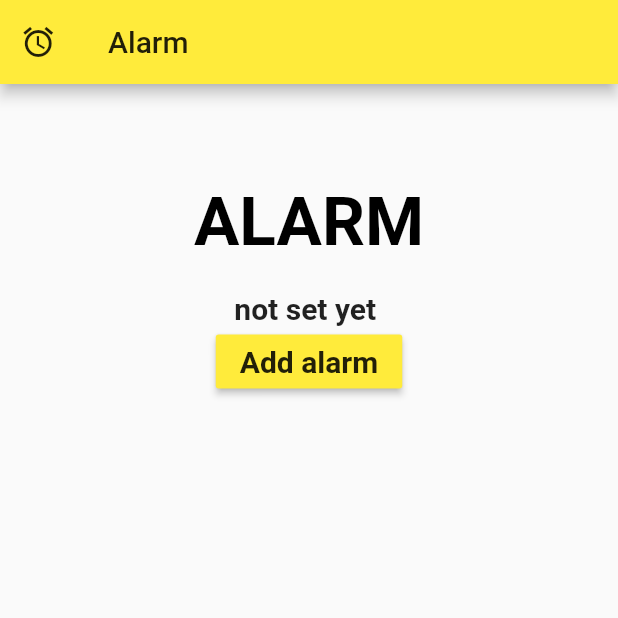
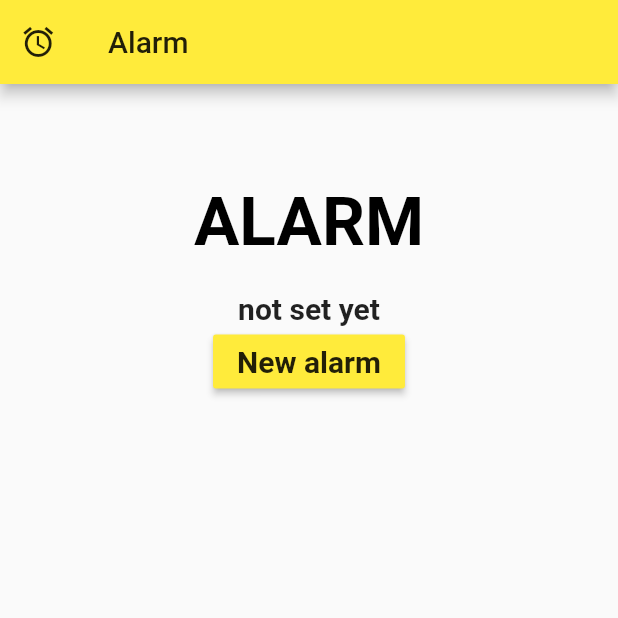
Before and after one commit to UsioZero/Alarm, a Flutter app: the screen it shows after launch, on a phone screen of 412 x 824 dp, the top half of it. Run offline on Flutter 3.47's test engine with Material 2 defaults, Android fonts, the phone set to English and light mode, and no system bars; our stand-ins replace flutter_local_notifications.

```diff
--- a/lib/main.dart
+++ b/lib/main.dart
@@ -1,5 +1,7 @@
+// LIBRARIES
 import 'package:flutter/material.dart';
-import 'package:allarm/screens/alarm.dart';
+// COMPONENTS
+import 'package:alarm/screens/alarms/alarms.dart';
 
 void main() => runApp(MyApp());
 
@@ -13,7 +15,7 @@ class MyApp extends StatelessWidget {
           primarySwatch: Colors.yellow,
           textTheme: TextTheme(bodyText1: TextStyle(color: Colors.white))
         ),
-      home: Alarm(),
+      home: AlarmsScreen(),
     );  }
 
 }
--- /dev/null
+++ b/lib/notifications/notifications.dart
@@ -0,0 +1,38 @@
+import 'package:flutter_local_notifications/flutter_local_notifications.dart';
+
+class SimpleNotification {
+  static const AndroidNotificationDetails _androidDetails =
+      AndroidNotificationDetails(
+          'channel id', 'channel name', 'channel description',
+          importance: Importance.Max,
+          priority: Priority.High,
+          ticker: 'test ticker');
+  static const IOSNotificationDetails _iosDetails = IOSNotificationDetails();
+  static const NotificationDetails _notificationDetails =
+      NotificationDetails(_androidDetails, _iosDetails);
+
+  FlutterLocalNotificationsPlugin _flutterLocalNotificationsPlugin;
+
+  SimpleNotification(androidCallback, iosCallback) {
+    var initSetAndroid = new AndroidInitializationSettings('hourglasses');
+    var initSetIos = new IOSInitializationSettings(
+        onDidReceiveLocalNotification: iosCallback);
+    var initSet = new InitializationSettings(initSetAndroid, initSetIos);
+
+    _flutterLocalNotificationsPlugin = new FlutterLocalNotificationsPlugin();
+
+    _flutterLocalNotificationsPlugin.initialize(initSet,
+        onSelectNotification: androidCallback);
+  }
+
+  void notify(DateTime dayTime) {
+    _flutterLocalNotificationsPlugin.schedule(
+        0,
+        "Time is over",
+        "It's adventure time",
+        dayTime,
+        //  Day(dayTime.weekday),
+        // Time(dayTime.hour, dayTime.minute),
+         _notificationDetails);
+  }
+}
--- a/lib/screens/alarm.dart
+++ /dev/null
@@ -1,226 +0,0 @@
-import 'package:flutter/cupertino.dart';
-import 'package:flutter/material.dart';
-import 'package:flutter_local_notifications/flutter_local_notifications.dart';
-import 'package:intl/intl.dart';
-import 'dart:async';
-import 'second_route.dart';
-import 'package:allarm/show_notify.dart';
-
-class Alarm extends StatefulWidget {
-
-  Widget build(BuildContext context) {
-    return  MaterialApp(
-      title: 'Alarm',
-      theme: ThemeData(
-        primarySwatch: Colors.yellow,
-        textTheme: TextTheme(bodyText1: TextStyle(color: Colors.white))
-      ),
-    );
-  }
-
-  @override
-  _AlarmState createState() => _AlarmState();
-}
-
-class _AlarmState extends State<Alarm> {
-
-  ShowNotify showNotifyElement = ShowNotify();
-  DateTime _dateTime;
-  TimeOfDay _timeOfDay;
-  int _timerTime = 10;
-  var initSetAndroid;
-  var initSetIos;
-  var initSet;
-
-  void _buttonPressed(){
-    _dateTimeSet(context);
-
-      // _timerTime =
-      // (int.parse(_timeInput[7])) + (int.parse(_timeInput[6]))*10 +
-      // 60*((int.parse(_timeInput[4])) + (int.parse(_timeInput[3]))*10) +
-      // 3600*((int.parse(_timeInput[1])) + (int.parse(_timeInput[0]))*10);
-      // showNotifyElement.showNotify(_timerTime);
-  }
-
-  Future<Null> _dateTimeSet(BuildContext context) async{
-   await showDatePicker(
-      context: context,
-      initialDate: DateTime.now(),
-      firstDate: DateTime(2019),
-      lastDate: DateTime(2100)
-    ).then((value) {
-      setState(() {
-        _dateTime = value;
-      });
-    });
-    await showTimePicker(
-      context: context,
-      initialTime: TimeOfDay.now()
-    ).then((value) {
-      setState(() {
-        _timeOfDay = value;
-      });
-    });
-  }
-
-  @override
-  void initState() {
-    super.initState();
-    initSetAndroid =
-        new AndroidInitializationSettings('hourglasses');
-    initSetIos =
-        new IOSInitializationSettings(
-          onDidReceiveLocalNotification: onDidReceiveLocalNotification
-        );
-    initSet = new InitializationSettings(initSetAndroid, initSetIos);
-    showNotifyElement.flutterLocalNotificationsPlugin.initialize(
-      initSet,
-      onSelectNotification: onSelectNotification
-    );
-  }
-
-  Future onSelectNotification(String payload) async{
-    await Navigator.push(
-      context,
-      new MaterialPageRoute(builder: (context)=> new SecondRoute())
-    );
-  }
-
-  Future onDidReceiveLocalNotification(
-    int id, String title, String body, String payload
-  ) async{
-    await showDialog(
-      context: context,
-      builder: (BuildContext context) => CupertinoAlertDialog(
-          title: Text(title),
-          content: Text(body),
-          actions: <Widget>[
-            CupertinoDialogAction(
-              isDefaultAction: true,
-              child: Text('Ok'),
-              onPressed: () async{
-                  Navigator.of(context, rootNavigator: true).pop();
-                  await Navigator.push(context,
-                    MaterialPageRoute(
-                      builder: (context) => SecondRoute()
-                    )
-                  );
-              },
-            )
-          ]
-      )
-    );
-  }
-
-  @override
-  Widget build(BuildContext context) {
-
-    Widget button(){
-      return RaisedButton(
-        splashColor: Theme.of(context).primaryColor,
-        highlightColor: Theme.of(context).primaryColor,
-        color: Colors.yellow,
-        onPressed: _buttonPressed,
-        child: Text(
-          'Add alarm',
-          style: TextStyle(
-            fontWeight: FontWeight.bold,
-            fontSize: 20,
-          ),
-        ),
-      );
-    }
-
-    Widget _logo(){
-      return  Padding(
-        padding: EdgeInsets.only(top: 65),
-       child: Container(
-          child: Align(
-            child: Text(
-              'ALARM',
-              style: TextStyle(fontSize: 45, fontWeight: FontWeight.bold, color: Colors.black),
-              )
-          )
-        )
-      );
-    }
-
-    // Widget _input(Icon icon, String hint, TextEditingController controller){
-    //   return Container(
-    //     padding: EdgeInsets.only(left: 20, right: 20),
-    //     child: TextField(
-    //       controller: controller,
-    //       style: TextStyle(
-    //         fontSize: 20,
-    //         color: Colors.black,
-    //       ),
-    //       decoration: InputDecoration(
-    //         hintStyle: TextStyle(
-    //           fontSize: 20,
-    //           fontWeight: FontWeight.bold,
-    //           color: Colors.black38
-    //         ),
-    //         hintText: hint,
-    //         focusedBorder: OutlineInputBorder(
-    //           borderSide: BorderSide(color: Colors.black, width: 3)
-    //         ),
-    //         enabledBorder: OutlineInputBorder(
-    //           borderSide: BorderSide(color: Colors.black54, width: 1)
-    //         ),
-    //         prefixIcon: Padding(
-    //           padding: EdgeInsets.only(left: 10, right: 10),
-    //           child: IconTheme(
-    //             data: IconThemeData(color: Colors.blue),
-    //             child: icon,
-    //           ),
-    //         )
-    //       ),
-    //     ),
-    //   );
-    // }
-
-    Widget _dateTimeSet(){
-      return Container(
-        child: Column(
-          children: <Widget>[
-            Padding(
-              padding: EdgeInsets.only(bottom : 0, top:20),
-              child:  Text(
-                _timeOfDay == null? 'not set yet '
-                : (DateFormat("dd-MM-yyyy").format(_dateTime)
-                + " "
-                + _timeOfDay.toString().substring(10,15)).toString(),
-                style: TextStyle(
-                  fontSize: 20,
-                  fontWeight: FontWeight.bold,
-                ),
-              ),
-            ),
-          ],
-        ),
-      );
-    }
-
-
-    return Scaffold(
-      appBar: AppBar(
-        title: Text('Alarm'),
-        leading: Container(
-          child: Icon(Icons.alarm, color: Colors.black87),
-          padding: EdgeInsets.only(right: 5),
-          ),
-      ),
-      body:  Column(
-          children: <Widget>[
-            _logo(),
-            _dateTimeSet(),
-            button()
-          ]
-        )
-      // floatingActionButton: FloatingActionButton(
-      //   onPressed: _showNotificaton,
-      //   child: Icon(Icons.alarm_on),
-      // ),
-    );
-  }
-}
--- /dev/null
+++ b/lib/screens/alarms/alarms.dart
@@ -0,0 +1,175 @@
+// LIBRARIES
+import 'package:flutter/cupertino.dart';
+import 'package:flutter/material.dart';
+import 'package:intl/intl.dart';
+import 'dart:async';
+
+// COMPONENTS
+import 'package:alarm/notifications/notifications.dart';
+import 'package:alarm/screens/alarms/alarm_alert.dart';
+
+class AlarmsScreen extends StatefulWidget {
+  @override
+  AlarmsScreenState createState() => AlarmsScreenState();
+}
+
+class AlarmsScreenState extends State<AlarmsScreen> {
+  List simpleNotifications = List();
+
+  DateTime _dateTime;
+  DateTime selectedTime;
+  DateTime selectedTime2;
+  TimeOfDay _timeOfDay;
+  String _timerTimeString = 'not set yet';
+
+  AlarmsScreenState() {
+    simpleNotifications.add(SimpleNotification(
+        _onAndroidSelectNotification, _onIOSSelectNotification) );
+    simpleNotifications.add(SimpleNotification(
+        _onAndroidSelectNotification, _onIOSSelectNotification) );
+        print(simpleNotifications.length);
+  }
+
+  void _buttonPressed() {
+    _dateSet(context).then((value) {
+        _timeSet(context).then((value) {
+            _waitTimeFuture(context);
+        });
+    });
+  }
+
+  Future _waitTimeFuture(BuildContext context) async {
+    setState(() {
+       selectedTime = DateTime(_dateTime.year, _dateTime.month,
+          _dateTime.day, _timeOfDay.hour, _timeOfDay.minute);
+      selectedTime2 = DateTime(_dateTime.year, _dateTime.month,
+          _dateTime.day, _timeOfDay.hour, _timeOfDay.minute, 5);
+      _timerTimeString = DateFormat('dd MMMM yyyy HH:mm').format(selectedTime);
+    });
+
+    simpleNotifications[0].notify(selectedTime);
+     simpleNotifications[1].notify(selectedTime2);
+  }
+
+  Future<Null> _dateSet(BuildContext context) async {
+    await showDatePicker(
+            context: context,
+            initialDate: DateTime.now(),
+            firstDate: DateTime(2019),
+            lastDate: DateTime(2100))
+        .then((value) {
+      setState(() {
+        _dateTime = value;
+      });
+    });
+  }
+
+  Future<Null> _timeSet(BuildContext context) async{
+    await showTimePicker(context: context, initialTime: TimeOfDay.now())
+        .then((value) {
+      setState(() {
+        _timeOfDay = value;
+      });
+    });
+  }
+
+  // Notification handling
+
+  Future<dynamic> _onAndroidSelectNotification(String payload) async {
+    await Navigator.push(context,
+        new MaterialPageRoute(builder: (context) => new AlarmAlertScreen()));
+  }
+
+  Future _onIOSSelectNotification(
+      int id, String title, String body, String payload) async {
+    // display a dialog with the notification details, tap ok to go to another page
+    showDialog(
+      context: context,
+      builder: (BuildContext context) => CupertinoAlertDialog(
+        title: Text(title),
+        content: Text(body),
+        actions: [
+          CupertinoDialogAction(
+            isDefaultAction: true,
+            child: Text('Ok'),
+            onPressed: () async {
+              Navigator.of(context, rootNavigator: true).pop();
+              await Navigator.push(
+                context,
+                MaterialPageRoute(
+                  builder: (context) => AlarmAlertScreen(),
+                ),
+              );
+            },
+          )
+        ],
+      ),
+    );
+  }
+
+  // widgets
+
+  Widget _renderButton(BuildContext context) {
+    return RaisedButton(
+      splashColor: Theme.of(context).primaryColor,
+      highlightColor: Theme.of(context).primaryColor,
+      color: Colors.yellow,
+      onPressed: _buttonPressed,
+      child: Text(
+        'New alarm',
+        style: TextStyle(
+          fontWeight: FontWeight.bold,
+          fontSize: 20,
+        ),
+      ),
+    );
+  }
+
+  Widget _renderLogo(BuildContext context) {
+    return Padding(
+        padding: EdgeInsets.only(top: 65),
+        child: Container(
+            child: Align(
+                child: Text(
+          'ALARM',
+          style: TextStyle(
+              fontSize: 45, fontWeight: FontWeight.bold, color: Colors.black),
+        ))));
+  }
+
+  Widget _renderDateTimeInput(BuildContext context) {
+    return Container(
+      child: Column(
+        children: <Widget>[
+          Padding(
+            padding: EdgeInsets.only(bottom: 0, top: 20),
+            child: Text(
+              _timerTimeString,
+              style: TextStyle(
+                fontSize: 20,
+                fontWeight: FontWeight.bold,
+              ),
+            ),
+          ),
+        ],
+      ),
+    );
+  }
+
+  @override
+  Widget build(BuildContext context) {
+    return Scaffold(
+        appBar: AppBar(
+          title: Text('Alarm'),
+          leading: Container(
+            child: Icon(Icons.alarm, color: Colors.black87),
+            padding: EdgeInsets.only(right: 5),
+          ),
+        ),
+        body: Column(children: <Widget>[
+          _renderLogo(context),
+          _renderDateTimeInput(context),
+          _renderButton(context)
+        ]));
+  }
+}
--- a/pubspec.yaml
+++ b/pubspec.yaml
@@ -1,4 +1,4 @@
-name: allarm
+name: alarm
 description: A new Flutter project.
 
 # The following line prevents the package from being accidentally published to
@@ -29,6 +29,7 @@ dependencies:
   intl: ^0.15.7
   overlay_support: ^1.0.0
   flutter_local_notifications: ^1.4.4+1
+  day: ^0.5.5
 
 dev_dependencies:
   flutter_test:
```
Also changed, not shown: lib/screens/alarms/alarm_alert.dart (added, +21 -0 lines), lib/screens/second_route.dart (deleted, +0 -21 lines), lib/show_notify.dart (deleted, +0 -32 lines), pubspec.lock, 9 other files.
